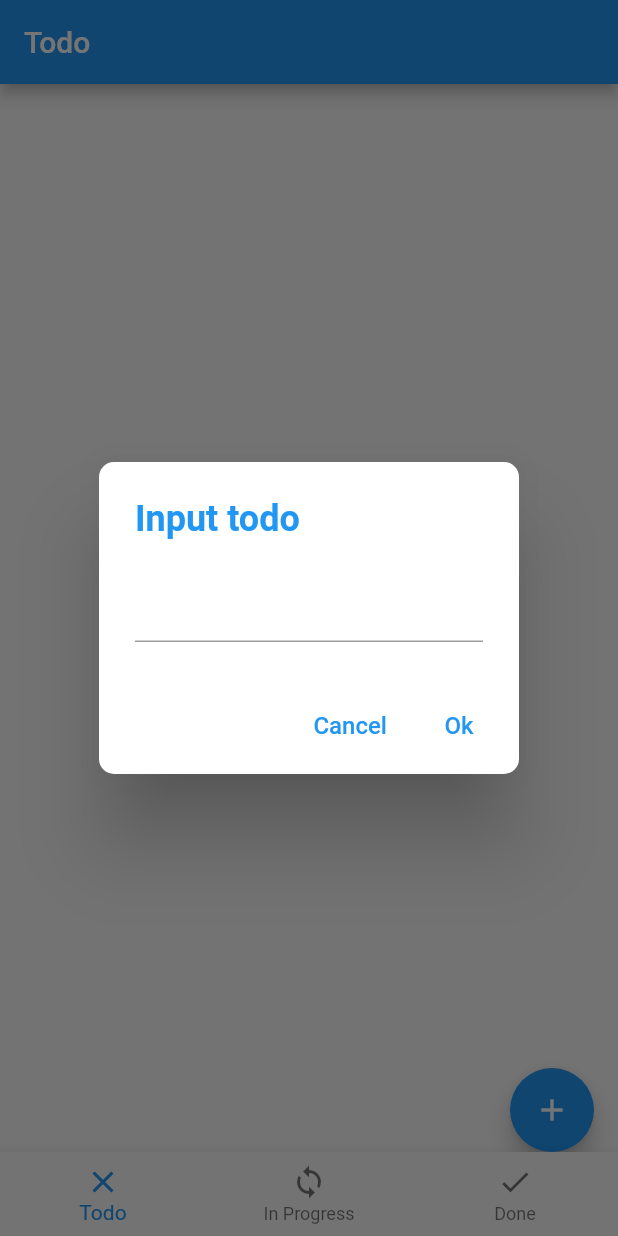
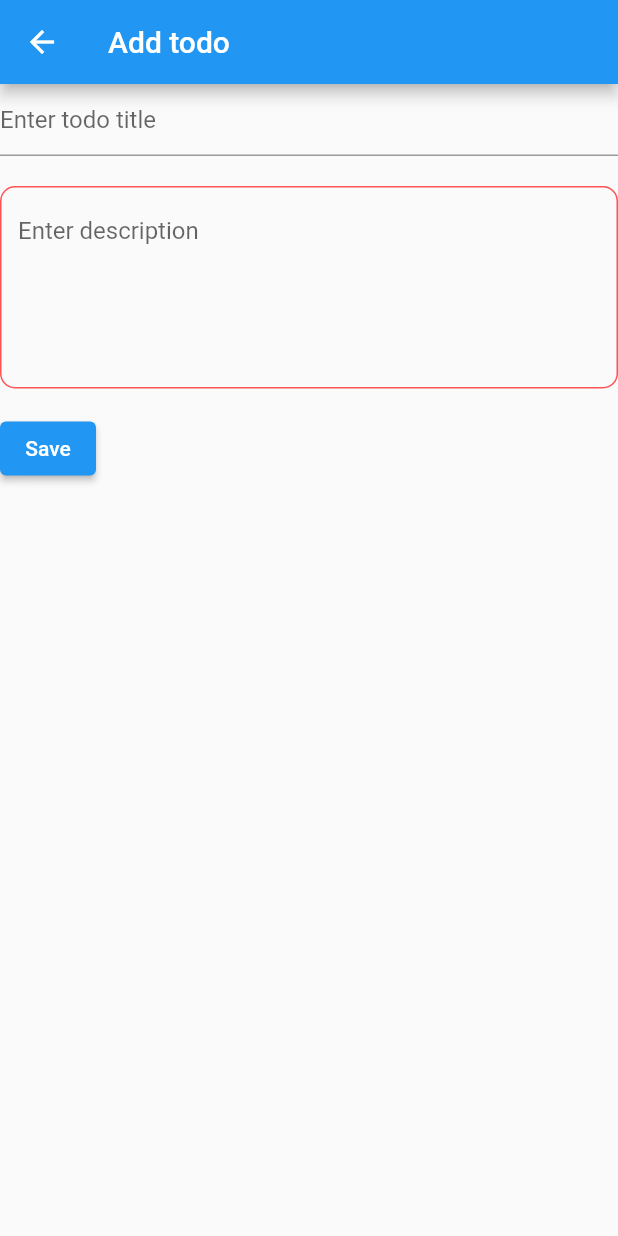
Before and after one commit to gamva101/todo, a Flutter app: the screen it shows after launch, after a tap on the "add" icon, on a phone screen of 412 x 824 dp. Run offline on Flutter 3.47's test engine with Material 2 defaults, Android fonts, the phone set to English and light mode, and no system bars; our stand-ins replace fluttertoast, sqflite; accounts and stored records are empty.

```diff
--- a/lib/data/database.dart
+++ b/lib/data/database.dart
@@ -33,6 +33,7 @@ class DatabaseProvider {
     await database.execute("CREATE TABLE $todoTable ("
         "id INTEGER PRIMARY KEY, "
         "title TEXT, "
+        "description TEXT,"
         "state INTEGER, "
         "created_time INTEGER"
         ")");
--- a/lib/data/todo_bloc.dart
+++ b/lib/data/todo_bloc.dart
@@ -24,6 +24,11 @@ class TodoBloc {
     getTodoList();
   }
 
+  void updateTodo(TodoModel todo) async {
+    await _todoRepository.updateTodo(todo);
+    getTodoList();
+  }
+
   void deleteTodo(TodoModel todo) async {
     await _todoRepository.deleteTodo(todo);
     getTodoList();
--- a/lib/data/todo_dao.dart
+++ b/lib/data/todo_dao.dart
@@ -10,10 +10,17 @@ class TodoDao {
     return result;
   }
 
+  Future<int> updateTodo(TodoModel todoModel) async {
+    final db = await dbProvider.database;
+    final result = db.update(todoTable, todoModel.toDatabaseJson(),
+        where: 'id=?', whereArgs: [todoModel.getId()]);
+    return result;
+  }
+
   Future<List<TodoModel>> getTodoList() async {
     final db = await dbProvider.database;
-
-    List<Map<String, dynamic>> result = await db.query(todoTable);
+    List<Map<String, dynamic>> result =
+        await db.query(todoTable, orderBy: 'created_time DESC');
     List<TodoModel> todoList = result.isNotEmpty
         ? result.map((item) => TodoModel.fromDatabaseJson(item)).toList()
         : [];
--- a/lib/data/todo_repository.dart
+++ b/lib/data/todo_repository.dart
@@ -8,5 +8,6 @@ class TodoRepository {
 
   Future<List<TodoModel>> getTodoList() => _todoDao.getTodoList();
   Future<int> createTodo(TodoModel todo) => _todoDao.createTodo(todo);
+  Future<int> updateTodo(TodoModel todo) => _todoDao.updateTodo(todo);
   Future<int> deleteTodo(TodoModel todo) => _todoDao.deleteTodo(todo);
 }
--- a/lib/todo_list.dart
+++ b/lib/todo_list.dart
@@ -10,7 +10,7 @@ class TodoListApp extends StatefulWidget {
 class _TodoListAppState extends State<TodoListApp> {
   final List<TabItem> _tabItems = [
     TabItem("Todo", Icons.clear),
-    TabItem("In Progress", Icons.loop),
+    TabItem("Todo History", Icons.loop),
     TabItem("Done", Icons.check)
   ];
 
--- a/lib/todo_list_page.dart
+++ b/lib/todo_list_page.dart
@@ -1,3 +1,5 @@
+import 'dart:developer';
+
 import 'package:flutter/material.dart';
 import 'package:todo/data/todo_bloc.dart';
 import 'package:todo/data/todo_dao.dart';
@@ -5,6 +7,7 @@ import 'package:todo/data/todo_repository.dart';
 import 'package:todo/todo_model.dart';
 import 'package:intl/intl.dart';
 import 'package:fluttertoast/fluttertoast.dart';
+import 'package:todo/ui/add/add.dart';
 
 class TodoListPage extends StatefulWidget {
   @override
@@ -13,7 +16,6 @@ class TodoListPage extends StatefulWidget {
 
 class _TodoListPageState extends State<TodoListPage> {
   static const String TODO_DATE_FORMAT = 'yyyy-MM-dd HH:mm';
-  final TextEditingController _todoTitleController = TextEditingController();
   final TodoDao _todoDao = TodoDao();
   final TodoBloc _todoBloc = TodoBloc(TodoRepository(TodoDao()));
   bool isEdit = false;
@@ -27,11 +29,22 @@ class _TodoListPageState extends State<TodoListPage> {
     );
   }
 
+  Widget _createFloatingButton(BuildContext context) {
+    return FloatingActionButton(
+        onPressed: () => Navigator.push(
+            context,
+            MaterialPageRoute(
+                builder: (context) => AddPage(_todoBloc,
+                    TodoModel(null, '', '', DateTime.now(), TodoState.todo)))),
+        child: Icon(Icons.add, color: Colors.white));
+  }
+
   Widget _createTodoListStreamBuilder() {
     return StreamBuilder(
         builder:
             (BuildContext context, AsyncSnapshot<List<TodoModel>> snapshot) {
           if (snapshot.hasData) {
+            print('stream update');
             if (snapshot.data!.length > 0) {
               return _createTodoList(snapshot.data!);
             } else {
@@ -69,6 +82,10 @@ class _TodoListPageState extends State<TodoListPage> {
             setState(() {
               isEdit = !isEdit;
             });
+            log('long press');
+          },
+          onTap: () {
+            log('onTap');
           },
           child: Container(
               padding: EdgeInsets.all(16.0),
@@ -84,7 +101,14 @@ class _TodoListPageState extends State<TodoListPage> {
         _createTodoItemContentwidget(todoModel),
         GestureDetector(
           onTap: () {
-            isEdit ? _deleteTodo(todoModel) : _editTodo();
+            log('gesture onTap');
+            log('isEdit ' + isEdit.toString());
+            if (!isEdit) {
+              _editTodo(todoModel);
+            } else {
+              _deleteTodo(todoModel);
+            }
+            // _deleteTodo(todoModel) : _editTodo();
           },
           child: Icon(isEdit ? Icons.delete : Icons.keyboard_arrow_right,
               color: Colors.blue),
@@ -107,57 +131,12 @@ class _TodoListPageState extends State<TodoListPage> {
     );
   }
 
-  Widget _createFloatingButton(BuildContext context) {
-    return FloatingActionButton(
-        onPressed: () => _openAddtodoDialog(context),
-        child: Icon(Icons.add, color: Colors.white));
-  }
-
-  void _openAddtodoDialog(BuildContext context) {
-    showDialog(
-        context: context,
-        builder: (BuildContext context) {
-          return AlertDialog(
-            shape: RoundedRectangleBorder(
-              borderRadius: BorderRadius.circular(10.0),
-            ),
-            title: Text(
-              "Input todo",
-              style: TextStyle(
-                  fontWeight: FontWeight.bold,
-                  fontSize: 24.0,
-                  color: Colors.blue),
-            ),
-            content: TextField(controller: _todoTitleController),
-            actions: [
-              TextButton(
-                  onPressed: () {
-                    _todoTitleController.text = "";
-                    Navigator.pop(context);
-                  },
-                  child: new Text('Cancel',
-                      style: TextStyle(fontSize: 16.0, color: Colors.blue))),
-              TextButton(
-                  onPressed: () {
-                    _addNewTodo(_todoTitleController.text);
-                    _todoTitleController.text = "";
-                    Navigator.pop(context);
-                  },
-                  child: new Text('Ok',
-                      style: TextStyle(fontSize: 16.0, color: Colors.blue))),
-            ],
-          );
-        });
-  }
-
-  void _addNewTodo(String title) async {
-    TodoModel todoModel = TodoModel(0, title, DateTime.now(), TodoState.todo);
-    _todoBloc.addTodo(todoModel);
-  }
-
   void _deleteTodo(TodoModel todoModel) async {
     _todoBloc.deleteTodo(todoModel);
   }
 
-  _editTodo() {}
+  void _editTodo(TodoModel todoModel) {
+    Navigator.push(context,
+        MaterialPageRoute(builder: (context) => AddPage(_todoBloc, todoModel)));
+  }
 }
--- a/lib/todo_model.dart
+++ b/lib/todo_model.dart
@@ -1,26 +1,32 @@
 class TodoModel {
   int? _id;
   String _title;
+  String _description;
   late TodoState _state;
   final DateTime _createdTime;
-  TodoModel(this._id, this._title, this._createdTime, this._state);
+  TodoModel(
+      this._id, this._title, this._description, this._createdTime, this._state);
 
   int? getId() => _id;
   String getTitle() => _title;
+  String getDescription() => _description;
   DateTime getCreatedTime() => _createdTime;
   TodoState getTodoState() => _state;
 
   String setTitle(String title) => _title = title;
+  String setDescription(String description) => _description = description;
   TodoState setTodoState(TodoState state) => _state = state;
 
   factory TodoModel.fromDatabaseJson(Map<String, dynamic> data) => TodoModel(
       data['id'],
       data['title'],
+      data['description'],
       DateTime.fromMillisecondsSinceEpoch(data['created_time'] as int),
       getTodoStateByValue(data['state'] as int));
 
   Map<String, dynamic> toDatabaseJson() => {
         'title': this._title,
+        'description': this._description,
         'created_time': this._createdTime.millisecondsSinceEpoch,
         'state': getTodoStateValue(_state)
       };
--- /dev/null
+++ b/lib/ui/add/add.dart
@@ -0,0 +1,104 @@
+import 'dart:developer';
+
+import 'package:flutter/material.dart';
+import 'package:todo/data/todo_bloc.dart';
+import 'package:todo/todo_model.dart';
+
+class AddPage extends StatefulWidget {
+  TodoBloc _todoBloc;
+  TodoModel _todoModel;
+
+  AddPage(this._todoBloc, this._todoModel, {Key? key}) : super(key: key);
+
+  @override
+  State<StatefulWidget> createState() => _AddPageState();
+}
+
+class _AddPageState extends State<AddPage> {
+  final TextEditingController _todoTitleController = TextEditingController();
+
+  @override
+  Widget build(BuildContext context) {
+    String title =
+        widget._todoModel.getId() != null ? 'Update todo' : 'Add todo';
+    return Scaffold(
+      appBar: AppBar(title: Text(title)),
+      body: _createTitleForm(),
+    );
+  }
+
+  Widget _createTitleForm() {
+    final GlobalKey<FormState> _formKey = GlobalKey<FormState>();
+    TodoModel? _todoModel = widget._todoModel;
+    bool isEdit = _todoModel.getId() != null;
+    return Form(
+      key: _formKey,
+      child: Column(
+        crossAxisAlignment: CrossAxisAlignment.start,
+        children: <Widget>[
+          TextFormField(
+            decoration: const InputDecoration(
+              hintText: 'Enter todo title',
+            ),
+            validator: (String? value) {
+              if (value == null || value.isEmpty) {
+                return 'Please enter some text';
+              }
+              return null;
+            },
+            onChanged: (value) {
+              _todoModel.setTitle(value);
+            },
+            initialValue: _todoModel.getTitle(),
+          ),
+          Padding(padding: EdgeInsets.symmetric(vertical: 10)),
+          TextFormField(
+            decoration: const InputDecoration(
+                hintText: 'Enter description',
+                focusedBorder: OutlineInputBorder(
+                    borderRadius: BorderRadius.all(Radius.circular(10.0))),
+                enabledBorder: OutlineInputBorder(
+                    borderRadius: BorderRadius.all(Radius.circular(10.0)),
+                    borderSide: BorderSide(width: 1, color: Colors.redAccent)),
+                border: OutlineInputBorder(
+                    borderRadius: BorderRadius.all(Radius.circular(10.0)))),
+            maxLines: 20,
+            minLines: 5,
+            onChanged: (value) {
+              _todoModel.setDescription(value);
+            },
+            initialValue: _todoModel.getDescription(),
+          ),
+          Padding(
+            padding: const EdgeInsets.symmetric(vertical: 16.0),
+            child: ElevatedButton(
+              onPressed: () {
+                // Validate will return true if the form is valid, or false if
+                // the form is invalid.
+                if (_formKey.currentState!.validate()) {
+                  // Process data.
+                  log('isEdit ' + isEdit.toString());
+                  if (isEdit) {
+                    _updateTodo(_todoModel);
+                  } else {
+                    _addNewTodo(_todoModel);
+                  }
+                  Navigator.pop(context);
+                }
+              },
+              child: const Text('Save'),
+            ),
+          ),
+        ],
+      ),
+    );
+  }
+
+  void _addNewTodo(TodoModel todo) async {
+    widget._todoBloc.addTodo(todo);
+  }
+
+  void _updateTodo(TodoModel todo) async {
+    widget._todoBloc.updateTodo(todo);
+  }
+}
```
Also changed, not shown: 3 other files.
